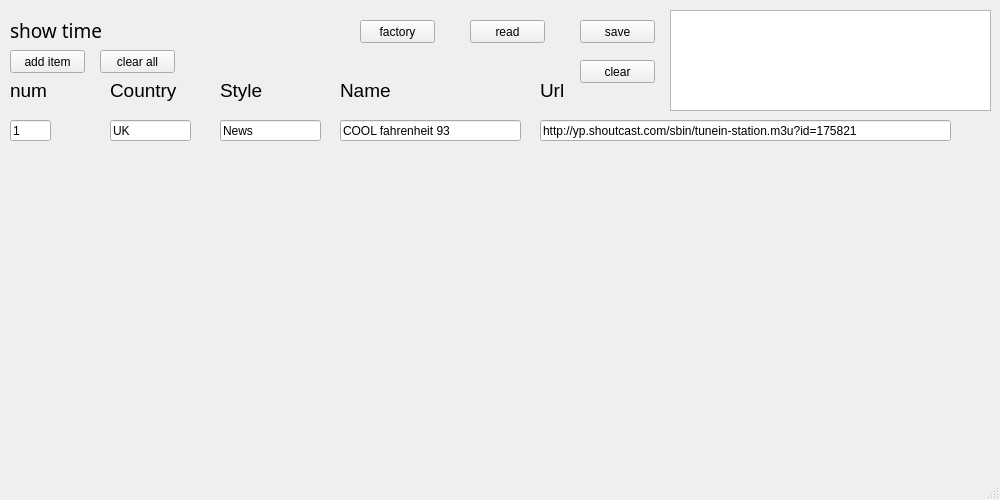
sswm/edit_network_info, file mainwindow.ui: the form before one commit.
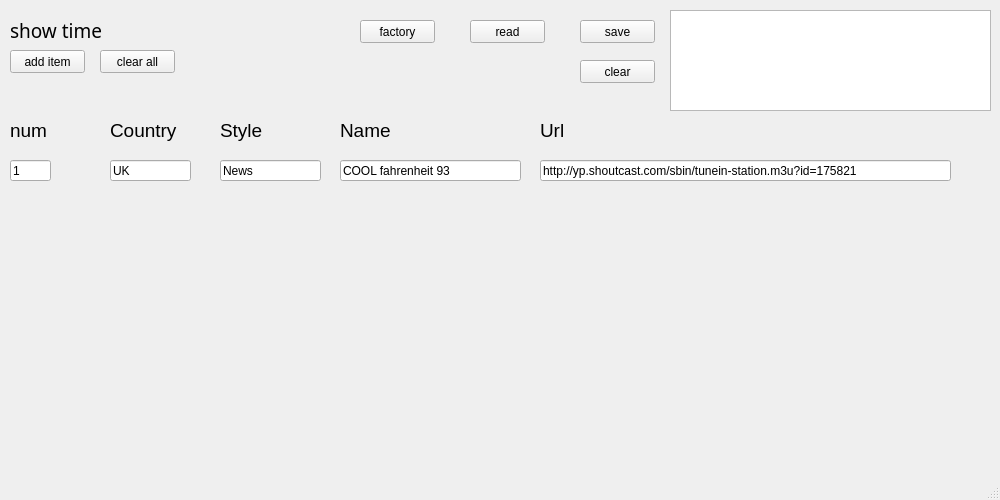
The form after the commit.

```diff
--- a/mainwindow.ui
+++ b/mainwindow.ui
@@ -57,7 +57,7 @@
     <property name="geometry">
      <rect>
       <x>10</x>
-      <y>80</y>
+      <y>120</y>
       <width>51</width>
       <height>21</height>
      </rect>
@@ -75,7 +75,7 @@
     <property name="geometry">
      <rect>
       <x>110</x>
-      <y>80</y>
+      <y>120</y>
       <width>91</width>
       <height>21</height>
      </rect>
@@ -93,7 +93,7 @@
     <property name="geometry">
      <rect>
       <x>220</x>
-      <y>80</y>
+      <y>120</y>
       <width>51</width>
       <height>21</height>
      </rect>
@@ -111,7 +111,7 @@
     <property name="geometry">
      <rect>
       <x>340</x>
-      <y>80</y>
+      <y>120</y>
       <width>51</width>
       <height>21</height>
      </rect>
@@ -129,7 +129,7 @@
     <property name="geometry">
      <rect>
       <x>540</x>
-      <y>80</y>
+      <y>120</y>
       <width>51</width>
       <height>21</height>
      </rect>
@@ -147,7 +147,7 @@
     <property name="geometry">
      <rect>
       <x>10</x>
-      <y>120</y>
+      <y>160</y>
       <width>41</width>
       <height>21</height>
      </rect>
@@ -160,7 +160,7 @@
     <property name="geometry">
      <rect>
       <x>110</x>
-      <y>120</y>
+      <y>160</y>
       <width>81</width>
       <height>21</height>
      </rect>
@@ -173,7 +173,7 @@
     <property name="geometry">
      <rect>
       <x>220</x>
-      <y>120</y>
+      <y>160</y>
       <width>101</width>
       <height>21</height>
      </rect>
@@ -186,7 +186,7 @@
     <property name="geometry">
      <rect>
       <x>340</x>
-      <y>120</y>
+      <y>160</y>
       <width>181</width>
       <height>21</height>
      </rect>
@@ -199,7 +199,7 @@
     <property name="geometry">
      <rect>
       <x>540</x>
-      <y>120</y>
+      <y>160</y>
       <width>411</width>
       <height>21</height>
      </rect>
```
